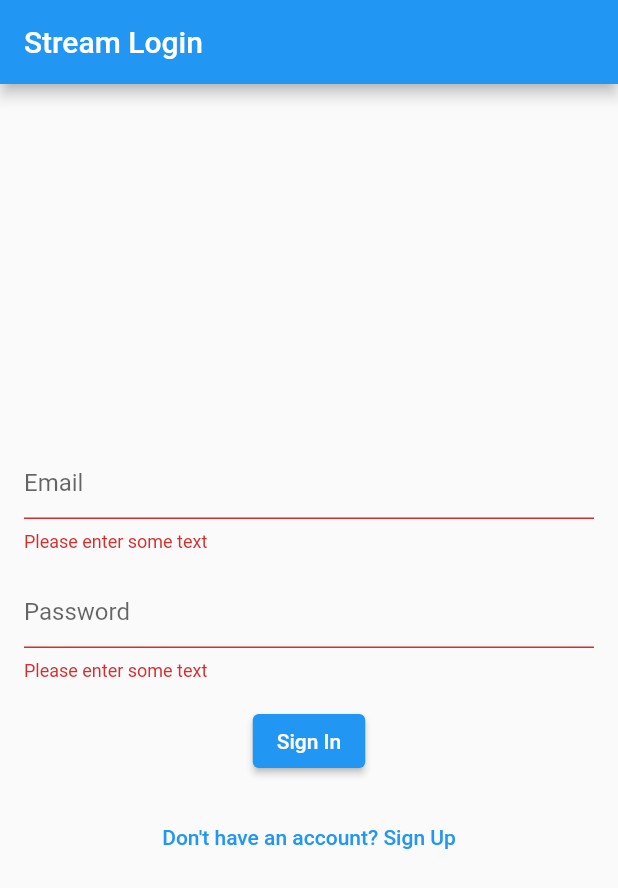
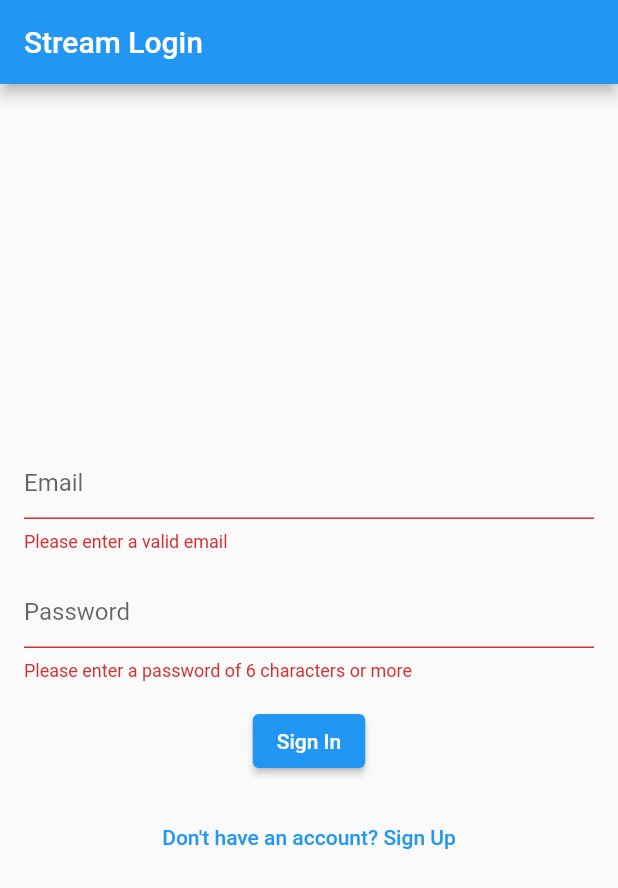
Before and after one commit to sbis04/stream_auth_firebase, a Flutter app: the screen it shows after launch, after a tap on "Sign In", on a phone screen of 412 x 824 dp. Shown: the top 888 px of the screen. Run offline on Flutter 3.47's test engine with Material 2 defaults, Android fonts, the light colour scheme and no system bars; our stand-ins replace cloud_functions, firebase_auth, firebase_core; missing offline and left inert: stream_chat_flutter; accounts and stored records are empty.

Commit message:
Update validators of login page

```diff
--- a/lib/screens/login_page.dart
+++ b/lib/screens/login_page.dart
@@ -29,14 +29,14 @@ class _LoginPageState extends State<LoginPage> {
 
   _emailValidator(String? email) {
     if (email == null || email.isEmpty) {
-      return 'Please enter some text';
+      return 'Please enter a valid email';
     }
     return null;
   }
 
-  _passwordValidator(String? email) {
-    if (email == null || email.isEmpty) {
-      return 'Please enter some text';
+  _passwordValidator(String? password) {
+    if (password == null || password.isEmpty) {
+      return 'Please enter a password of 6 characters or more';
     }
     return null;
   }
```
